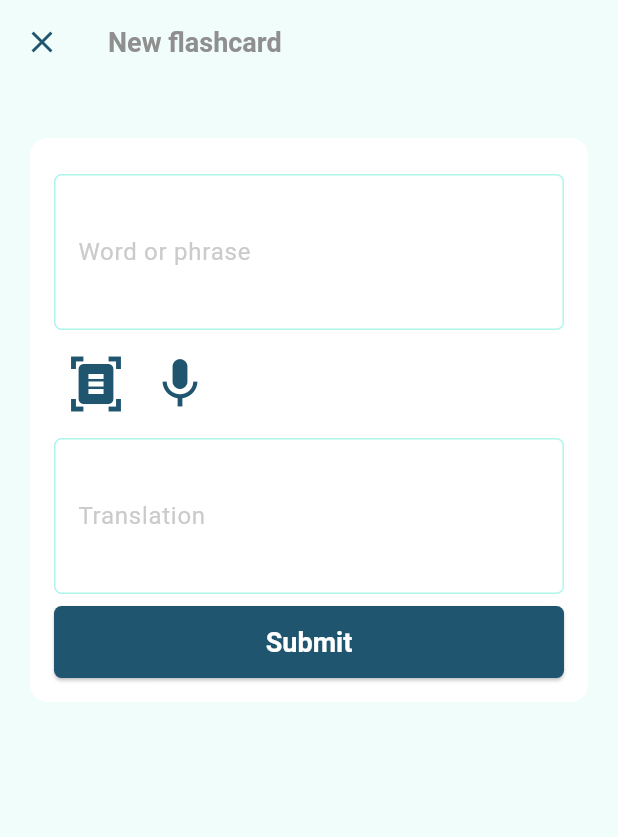
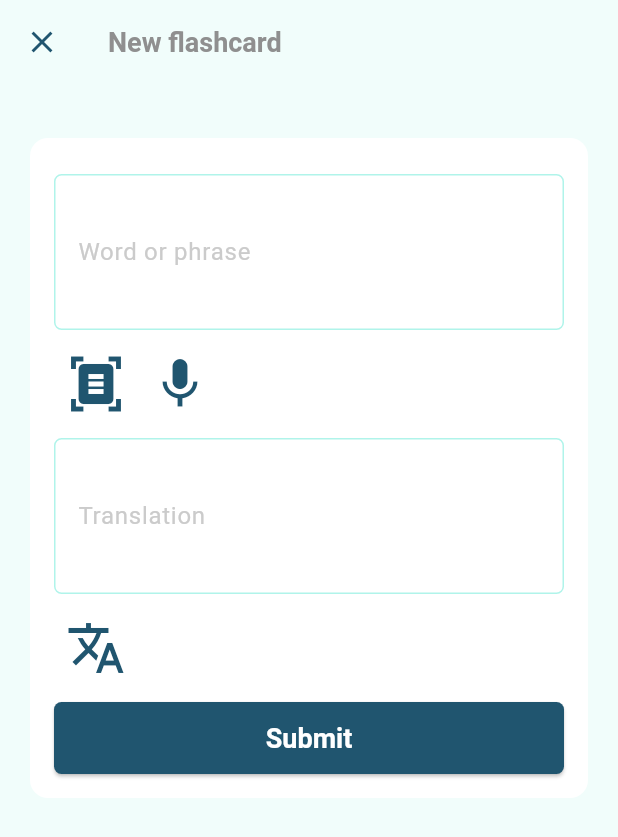
Before and after one commit to noskova/vokki, a Flutter app: the FlashCardNewScreen screen opened by its route, after a tap on "Submit", on a phone screen of 412 x 824 dp. Shown: the top 837 px of the screen. Run offline on Flutter 3.47's test engine with Material 3 defaults, Android fonts, the phone set to English and light mode, and no system bars; our stand-ins replace camera, cloud_firestore, envied, equatable, firebase_auth, firebase_core and 7 more; missing offline and left inert: algolia, google_mlkit_text_recognition; accounts and stored records are empty; generated files the repository leaves out were written again; network calls fail.

Commit message:
fixed bugs with adding words, created words carousel on the home page

```diff
--- a/lib/src/features/flashcards/presentation/flash_card_new/flash_card_new_screen.dart
+++ b/lib/src/features/flashcards/presentation/flash_card_new/flash_card_new_screen.dart
@@ -9,8 +9,7 @@ import 'package:vokki/src/common_widgets/responsive_scrollable_card.dart';
 import 'package:vokki/src/constants/app_sizes.dart';
 import 'package:vokki/src/features/account/data/auth_repository.dart';
 import 'package:vokki/src/features/flashcards/presentation/flash_card_new/flash_card_new_controller.dart';
-import 'package:vokki/src/features/flashcards/presentation/flash_card_new/flash_card_text_record_notifier.dart';
-import 'package:vokki/src/features/flashcards/presentation/flash_card_new/flash_card_text_scan_notifier.dart';
+import 'package:vokki/src/features/flashcards/presentation/flash_card_new/flash_card_new_notifier.dart';
 import 'package:vokki/src/localization/string_hardcoded.dart';
 import 'package:vokki/src/routing/app_router.dart';
 import 'package:vokki/src/utils/async_value_ui.dart';
@@ -66,6 +65,20 @@ class _FlashCardTextInputState extends ConsumerState<FlashCardTextInput> {
     super.dispose();
   }
 
+  void translate() {
+    final gemini = Gemini.instance;
+
+    try {
+      gemini
+          .text("Translate to Russian: ${_wordController.text}")
+          .then((value) {
+        _translationController.text = value?.output ?? '';
+      });
+    } catch (e) {
+      print(e);
+    }
+  }
+
   Future<void> _submit() async {
     setState(() => _submitted = true);
     // only submit the form if validation passes
@@ -103,21 +116,10 @@ class _FlashCardTextInputState extends ConsumerState<FlashCardTextInput> {
     );
     final state = ref.watch(flashCardNewControllerProvider);
 
-    _wordController.text = ref.watch(flashCardTextScanNotifierProvider);
-    _wordController.text = ref.watch(flashCardTextRecordNotifierProvider);
+    _wordController.text = ref.watch(flashCardNewNotifierProvider);
 
     if (_wordController.text != '') {
-      final gemini = Gemini.instance;
-
-      try {
-        gemini
-            .text("Translate to Russian: ${_wordController.text}")
-            .then((value) {
-          _translationController.text = value?.output ?? '';
-        });
-      } catch (e) {
-        print(e);
-      }
+      translate();
     }
 
     return ResponsiveScrollableCard(
@@ -136,6 +138,17 @@ class _FlashCardTextInputState extends ConsumerState<FlashCardTextInput> {
                 decoration: InputDecoration(
                   labelText: 'Word or phrase'.hardcoded,
                   enabled: !state.isLoading,
+                  suffixIcon: _wordController.text.isNotEmpty
+                      ? IconButton(
+                          onPressed: () {
+                            _translationController.clear();
+                            ref
+                                .read(flashCardNewNotifierProvider.notifier)
+                                .updateState('');
+                          },
+                          icon: const Icon(Icons.clear),
+                        )
+                      : null,
                 ),
                 autovalidateMode: AutovalidateMode.onUserInteraction,
                 // validator: (email) =>
@@ -180,6 +193,14 @@ class _FlashCardTextInputState extends ConsumerState<FlashCardTextInput> {
                 decoration: InputDecoration(
                   labelText: 'Translation'.hardcoded,
                   enabled: !state.isLoading,
+                  suffixIcon: _translationController.text.isNotEmpty
+                      ? IconButton(
+                          onPressed: () {
+                            _translationController.clear();
+                          },
+                          icon: const Icon(Icons.clear),
+                        )
+                      : null,
                 ),
                 autovalidateMode: AutovalidateMode.onUserInteraction,
                 // validator: (email) =>
@@ -196,7 +217,15 @@ class _FlashCardTextInputState extends ConsumerState<FlashCardTextInput> {
                 ],
               ),
               gapH8,
-
+              Wrap(
+                children: [
+                  IconButton(
+                    icon: const Icon(Icons.translate, size: Sizes.p40),
+                    onPressed: () => translate(),
+                  ),
+                ],
+              ),
+              gapH8,
               PrimaryButton(
                 text: 'Submit'.hardcoded,
                 isLoading: state.isLoading,
--- a/lib/src/features/flashcards/presentation/flash_card_new/flash_card_text_record_screen.dart
+++ b/lib/src/features/flashcards/presentation/flash_card_new/flash_card_text_record_screen.dart
@@ -2,7 +2,7 @@ import 'package:flutter/material.dart';
 import 'package:flutter_riverpod/flutter_riverpod.dart';
 import 'package:speech_to_text/speech_to_text.dart';
 import 'package:vokki/src/constants/app_sizes.dart';
-import 'package:vokki/src/features/flashcards/presentation/flash_card_new/flash_card_text_record_notifier.dart';
+import 'package:vokki/src/features/flashcards/presentation/flash_card_new/flash_card_new_notifier.dart';
 import 'package:vokki/src/localization/string_hardcoded.dart';
 
 class FlashCardTextRecordScreen extends ConsumerStatefulWidget {
@@ -44,7 +44,7 @@ class _FlashCardTextRecordScreenState
     setState(() {
       _wordsSpoken = "${result.recognizedWords}";
     });
-    ref.read(flashCardTextRecordNotifierProvider.notifier).recordText(
+    ref.read(flashCardNewNotifierProvider.notifier).recordText(
           pronouncedWords: _wordsSpoken,
         );
   }
--- a/lib/src/features/flashcards/presentation/flash_card_new/flash_card_text_scan_screen.dart
+++ b/lib/src/features/flashcards/presentation/flash_card_new/flash_card_text_scan_screen.dart
@@ -6,7 +6,8 @@ import 'package:flutter_riverpod/flutter_riverpod.dart';
 import 'package:google_mlkit_text_recognition/google_mlkit_text_recognition.dart';
 import 'package:permission_handler/permission_handler.dart';
 import 'package:vokki/src/constants/app_sizes.dart';
-import 'package:vokki/src/features/flashcards/presentation/flash_card_new/flash_card_text_scan_notifier.dart';
+import 'package:vokki/src/features/flashcards/presentation/flash_card_new/flash_card_new_notifier.dart';
+
 import 'package:vokki/src/localization/string_hardcoded.dart';
 
 class FlashCardTextScanScreen extends ConsumerStatefulWidget {
@@ -183,7 +184,7 @@ class _FlashCardTextScanScreenState
 
       final inputImage = InputImage.fromFile(file);
 
-      ref.read(flashCardTextScanNotifierProvider.notifier).scanText(
+      ref.read(flashCardNewNotifierProvider.notifier).scanText(
             inputImage: inputImage,
           );
 
--- a/lib/src/features/home/presentation/home_screen.dart
+++ b/lib/src/features/home/presentation/home_screen.dart
@@ -2,7 +2,13 @@ import 'package:flutter/material.dart';
 import 'package:flutter_riverpod/flutter_riverpod.dart';
 
 import 'package:go_router/go_router.dart';
+import 'package:vokki/src/common_widgets/error_message_widget.dart';
+import 'package:vokki/src/common_widgets/primary_button.dart';
 import 'package:vokki/src/common_widgets/vokki_app_bar.dart';
+import 'package:vokki/src/constants/app_sizes.dart';
+import 'package:vokki/src/features/flashcards/domain/flash_card.dart';
+import 'package:vokki/src/features/flashcards/presentation/flash_cards_list/flash_cards_search_query_notifier.dart';
+import 'package:vokki/src/localization/string_hardcoded.dart';
 import 'package:vokki/src/routing/app_router.dart';
 
 class HomeScreen extends ConsumerWidget {
@@ -21,8 +27,134 @@ class HomeScreen extends ConsumerWidget {
         ),
         child: const Icon(Icons.add),
       ),
-      body: const Center(
-        child: Text('HomeScreen'),
+      //body: const FlashCardsScreen(),
+      body: const FlashCardsScreen(),
+    );
+  }
+}
+
+class FlashCardsScreen extends ConsumerStatefulWidget {
+  const FlashCardsScreen({super.key});
+
+  @override
+  ConsumerState<FlashCardsScreen> createState() => _FlashCardsScreenState();
+}
+
+class _FlashCardsScreenState extends ConsumerState<FlashCardsScreen> {
+  final PageController _pageController = PageController(viewportFraction: 0.88);
+
+  @override
+  void dispose() {
+    _pageController.dispose();
+    super.dispose();
+  }
+
+  @override
+  Widget build(BuildContext context) {
+    final flashCardsListValue = ref.watch(flashCardsSearchResultsProvider);
+    final error = flashCardsListValue.error;
+    if (error != null) {
+      return Center(
+        child: ErrorMessageWidget(error.toString()),
+      );
+    }
+    final flashCards = flashCardsListValue.value;
+    if (flashCards == null) {
+      return const Center(
+        child: CircularProgressIndicator(),
+      );
+    }
+
+    if (flashCards.isEmpty) {
+      return Center(
+        child: Text('Please tap plus to add a flash card'.hardcoded),
+      );
+    }
+
+    return CarouselWidget(
+      pageController: _pageController,
+      flashCards: flashCards,
+    );
+  }
+}
+
+class CarouselWidget extends StatelessWidget {
+  final PageController _pageController;
+  final List<FlashCard>? _flashCards;
+  const CarouselWidget({
+    required PageController pageController,
+    required List<FlashCard>? flashCards,
+    super.key,
+  })  : _pageController = pageController,
+        _flashCards = flashCards;
+
+  @override
+  Widget build(BuildContext context) {
+    return Column(
+      mainAxisSize: MainAxisSize.min,
+      children: <Widget>[
+        SizedBox(
+          height: MediaQuery.of(context).size.height * 0.5,
+          child: PageView(
+            controller: _pageController,
+            children: _flashCards
+                    ?.map(
+                      (flashCard) =>
+                          CarouselElementWidget(flashCard: flashCard),
+                    )
+                    .toList() ??
+                [],
+          ),
+        ),
+        const SizedBox(height: 10.0),
+      ],
+    );
+  }
+}
+
+class CarouselElementWidget extends StatelessWidget {
+  final FlashCard _flashCard;
+  const CarouselElementWidget({
+    required FlashCard flashCard,
+    super.key,
+  }) : _flashCard = flashCard;
+
+  @override
+  Widget build(BuildContext context) {
+    return Card(
+      shape: const RoundedRectangleBorder(
+        borderRadius: BorderRadius.all(
+          Radius.circular(8.0),
+        ),
+      ),
+      child: Center(
+        child: Padding(
+          padding: const EdgeInsets.all(10),
+          child: SingleChildScrollView(
+            child: Column(
+              children: [
+                Text(
+                  _flashCard.word,
+                  style: Theme.of(context).textTheme.headlineSmall,
+                ),
+                gapH16,
+                IconButton(
+                  icon: const Icon(Icons.volume_up_outlined, size: Sizes.p40),
+                  onPressed: () {},
+                ),
+                gapH16,
+                Wrap(
+                  children: [
+                    PrimaryButton(
+                      onPressed: () {},
+                      text: 'Show translation'.hardcoded,
+                    ),
+                  ],
+                ),
+              ],
+            ),
+          ),
+        ),
       ),
     );
   }
--- a/lib/src/features/sign_in/email_password_sign_in_screen.dart
+++ b/lib/src/features/sign_in/email_password_sign_in_screen.dart
@@ -167,7 +167,6 @@ class _EmailPasswordSignInContentsState
                 controller: _emailController,
                 decoration: InputDecoration(
                   labelText: 'Email'.hardcoded,
-                  hintText: 'test@test.com'.hardcoded,
                   enabled: !state.isLoading,
                 ),
                 autovalidateMode: AutovalidateMode.onUserInteraction,
```
Also changed, not shown: lib/src/features/flashcards/presentation/flash_card_new/flash_card_new_notifier.dart (renamed from lib/src/features/flashcards/presentation/flash_card_new/flash_card_text_scan_notifier.dart, +6 -2 lines), lib/src/features/flashcards/presentation/flash_card_new/flash_card_text_record_notifier.dart (deleted, +0 -19 lines), lib/src/features/flashcards/presentation/flash_card_new/flash_card_new_notifier.g.dart (added), lib/src/features/flashcards/presentation/flash_card_new/flash_card_text_record_notifier.g.dart (deleted), lib/src/features/flashcards/presentation/flash_card_new/flash_card_text_scan_notifier.g.dart (deleted).
